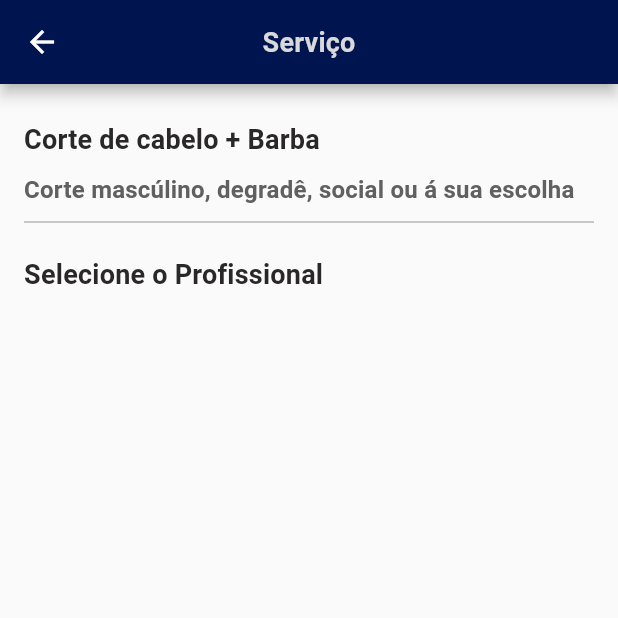
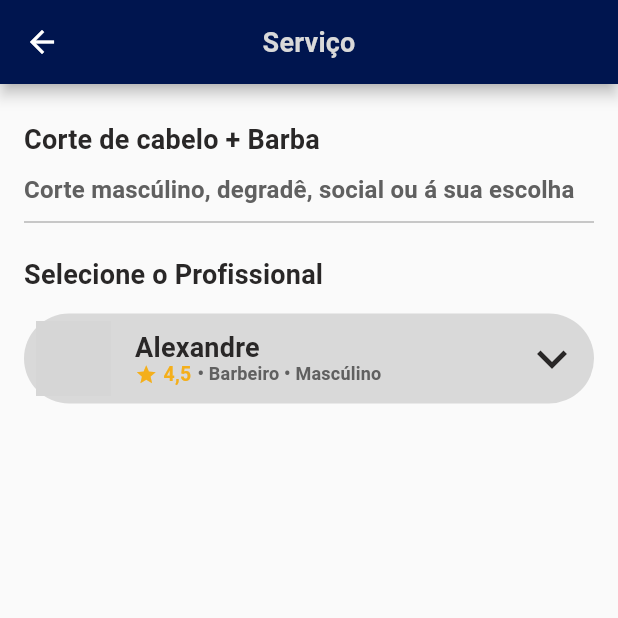
Before and after one commit to Bilson15/Wapper, a Flutter app: the ServicoParceiro screen opened by its route, on a phone screen of 412 x 824 dp, the top half of it. Run offline on Flutter 3.47's test engine with Material 2 defaults, Android fonts, the phone set to English and light mode, and no system bars; our stand-ins replace dropdown_search, flutter_rating_bar, get, lottie, mask_text_input_formatter; network calls fail; statements that could not run were skipped; grey boxes are pictures that could not be loaded.

Commit message:
continuação 02/08

```diff
--- a/lib/app/ui/service_parceiro/view/service_parceiro.dart
+++ b/lib/app/ui/service_parceiro/view/service_parceiro.dart
@@ -70,12 +70,115 @@ class ServicoParceiro extends StatelessWidget {
                   ),
                 ],
               ),
-
-              // CardServiceSeller(
-              //   title: 'Corte de cabelo + Barba',
-              //   description: 'Corte mascúlino, degradê, social ou á sua escolha',
-              //   value: 'R\$ 25,00',
-              // ),
+              GestureDetector(
+                onTap: () {
+                  showModalBottomSheet(
+                      context: context,
+                      builder: (BuildContext bc) {
+                        return Container(
+                          height: Get.height / 2,
+                          child: ListView.builder(
+                            itemCount: 10,
+                            itemBuilder: ((context, index) {
+                              return ListTile(leading: new Icon(Icons.music_note), title: new Text('Músicas'), onTap: () => {});
+                            }),
+                          ),
+                        );
+                      });
+                },
+                child: Row(
+                  children: [
+                    Expanded(
+                      child: Container(
+                        height: 60,
+                        decoration: BoxDecoration(borderRadius: BorderRadius.circular(80), color: backgroundFieldColor),
+                        child: Row(
+                          mainAxisAlignment: MainAxisAlignment.spaceBetween,
+                          children: [
+                            Padding(
+                              padding: EdgeInsets.symmetric(horizontal: 8),
+                              child: Container(
+                                width: 50,
+                                height: 50,
+                                decoration: const BoxDecoration(
+                                  shape: BoxShape.circle,
+                                  image: DecorationImage(
+                                    fit: BoxFit.fill,
+                                    image: NetworkImage(
+                                        "https://img.elo7.com.br/product/zoom/2E9706C/logotipo-personalizada-barbearia-arte-digital-tesoura.jpg"),
+                                  ),
+                                ),
+                              ),
+                            ),
+                            Expanded(
+                              child: Padding(
+                                  padding: EdgeInsets.symmetric(horizontal: 8),
+                                  child: Column(
+                                    mainAxisAlignment: MainAxisAlignment.center,
+                                    children: [
+                                      Row(
+                                        children: [
+                                          TextComponent(
+                                            'Alexandre',
+                                            color: fontColor,
+                                            fontWeight: FontWeight.bold,
+                                          ),
+                                        ],
+                                      ),
+                                      Row(
+                                        children: [
+                                          Icon(
+                                            size: 15,
+                                            Icons.star,
+                                            color: amareloPadrao,
+                                          ),
+                                          const SizedBox(
+                                            width: 4,
+                                          ),
+                                          TextComponent(
+                                            '4,5',
+                                            color: amareloPadrao,
+                                            fontSize: 13,
+                                            fontWeight: FontWeight.bold,
+                                          ),
+                                          const SizedBox(
+                                            width: 4,
+                                          ),
+                                          Container(
+                                            child: TextComponent(
+                                              '• Barbeiro • Mascúlino',
+                                              color: cinzaPadrao,
+                                              textOverflow: TextOverflow.ellipsis,
+                                              fontWeight: FontWeight.bold,
+                                              fontSize: 12,
+                                            ),
+                                          ),
+                                        ],
+                                      )
+                                    ],
+                                  )),
+                            ),
+                            Padding(
+                              padding: const EdgeInsets.symmetric(horizontal: 8),
+                              child: Column(
+                                crossAxisAlignment: CrossAxisAlignment.center,
+                                mainAxisAlignment: MainAxisAlignment.center,
+                                children: [
+                                  Icon(
+                                    size: 40,
+                                    Icons.keyboard_arrow_down,
+                                    color: fontColor,
+                                  ),
+                                ],
+                              ),
+                            )
+                          ],
+                        ),
+                      ),
+                    ),
+                  ],
+                ),
+              )
             ],
           ),
         ),
```
